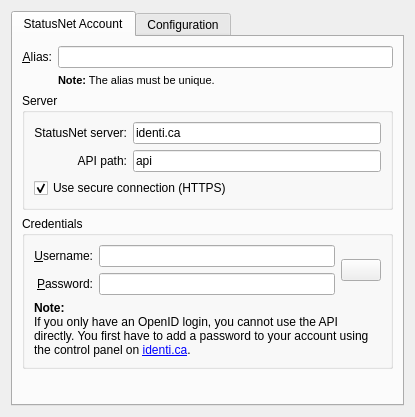
Qt form microblogs/laconica/laconicaeditaccount_base.ui (KDE/choqok) before a commit.
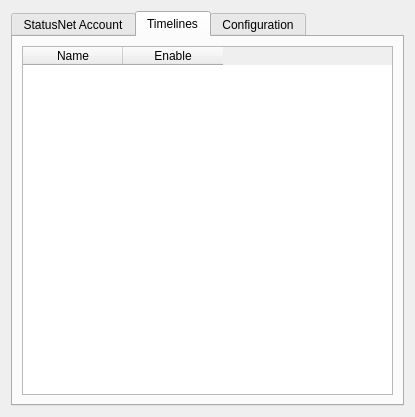
The same form after that commit. The open tabs and pages were chosen to show the change. Custom widgets are drawn as their Qt base class.

Commit message: Ability to select which timeline to have in an special account added! \o/

What changed in the file:
```diff
--- a/microblogs/laconica/laconicaeditaccount_base.ui
+++ b/microblogs/laconica/laconicaeditaccount_base.ui
@@ -254,6 +254,27 @@
        </item>
       </layout>
      </widget>
+     <widget class="QWidget" name="tabTimelines">
+      <attribute name="title">
+       <string>Timelines</string>
+      </attribute>
+      <layout class="QVBoxLayout" name="verticalLayout_5">
+       <item>
+        <widget class="QTableWidget" name="timelinesTable">
+         <column>
+          <property name="text">
+           <string>Name</string>
+          </property>
+         </column>
+         <column>
+          <property name="text">
+           <string>Enable</string>
+          </property>
+         </column>
+        </widget>
+       </item>
+      </layout>
+     </widget>
      <widget class="QWidget" name="tabConf">
       <attribute name="title">
        <string>Configuration</string>
```
The commit also changes 9 other files.
